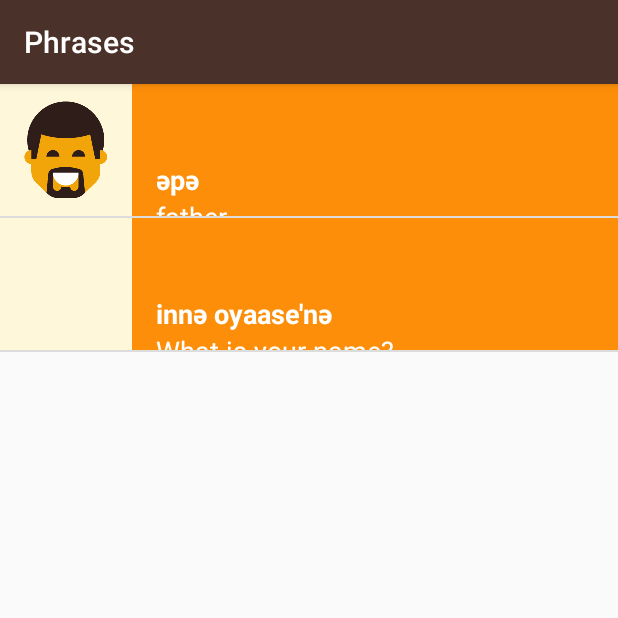
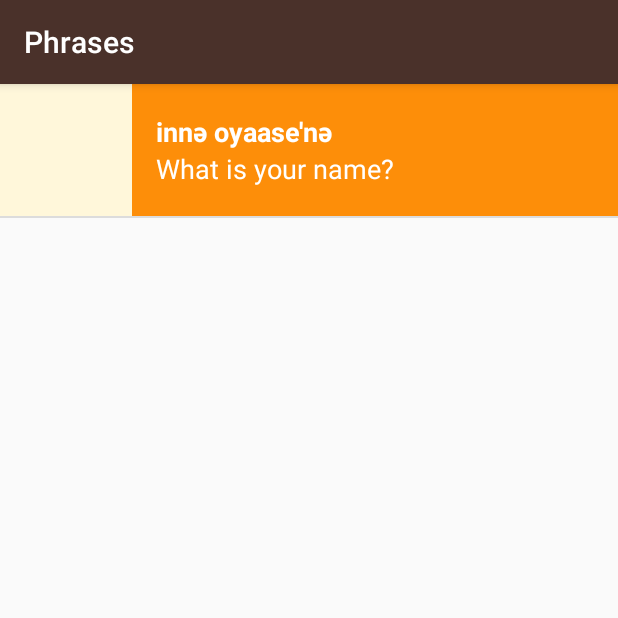
Before and after one commit to paintedlbird7/ud839_Miwok-app, an Android app: the PhrasesActivity screen opened directly, with no data from a screen before it, on a phone screen of 412 x 824 dp, the top half of it. Run offline under Robolectric (Android 15) with nearby library versions, the phone set to English and light mode, and no system bars.

Commit message:
Miwok App (working images, list view)

```diff
--- a/app/src/main/java/com/example/android/miwok/PhrasesActivity.java
+++ b/app/src/main/java/com/example/android/miwok/PhrasesActivity.java
@@ -18,7 +18,6 @@ public class PhrasesActivity extends AppCompatActivity {
         // Create an array of words
         // words.add("one");
         ArrayList<Word> words = new ArrayList<Word>();
-        words.add(new Word("father", "әpә", R.drawable.family_father));
 
         words.add(new Word("What is your name?", "innә oyaase'nә",imageResourceId));
 //        words.add(new Word("My name is..", "michәksәs?", imageResourceId));
--- a/app/src/main/res/layout/list_item.xml
+++ b/app/src/main/res/layout/list_item.xml
@@ -28,7 +28,7 @@
     <TextView
         android:id="@+id/miwok_text_view"
         android:layout_width="match_parent"
-        android:layout_height="match_parent"
+        android:layout_height="0dp"
         tools:text="lutti"
         android:textStyle="bold"
         android:layout_weight="1"
@@ -42,7 +42,7 @@
         android:gravity="top"
         android:id="@+id/default_text_view"
         android:layout_width="match_parent"
-        android:layout_height="wrap_content"
+        android:layout_height="0dp"
         tools:text="one"
         android:textAppearance="?android:textAppearanceMedium"
         android:textColor="@android:color/white"
--- a/app/src/main/res/values/styles.xml
+++ b/app/src/main/res/values/styles.xml
@@ -23,7 +23,7 @@
     <!-- Style for a category of vocabulary words -->
     <style name="CategoryStyle">
         <item name="android:layout_width">match_parent</item>
-        <item name="android:layout_height">match_parent</item>
+        <item name="android:layout_height">wrap_content</item>
 
 
         <item name="android:gravity">center_vertical</item>
```
